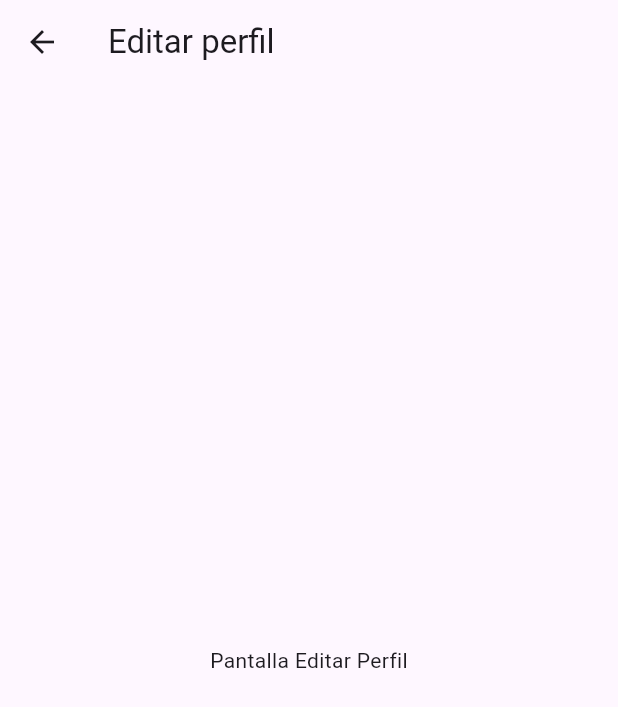
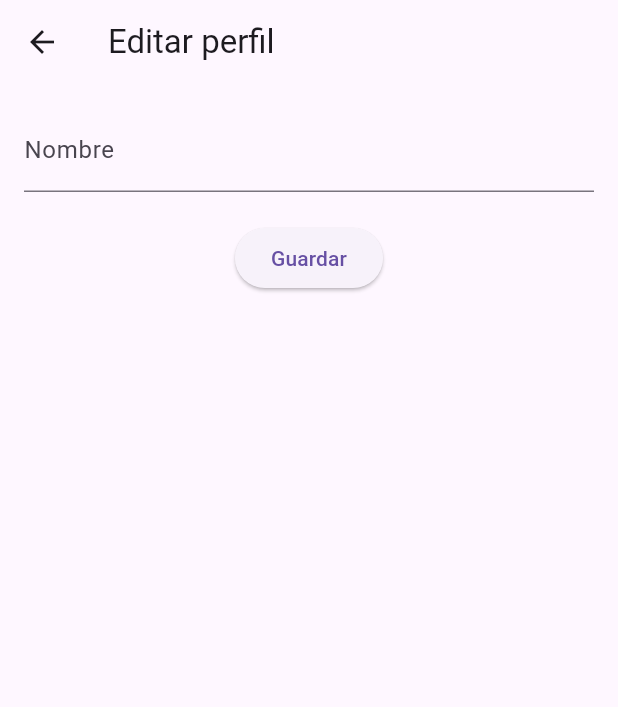
Before and after one commit to JuanHuamaniVasquez/Programacion-para-Dispositivos-Moviles---Juan-Huamani, a Flutter app: the screen it shows after launch, item 4 of the bottom bar chosen, after a tap on "Editar perfil", on a phone screen of 412 x 824 dp. Shown: the top 707 px of the screen. Run offline on Flutter 3.47's test engine with Material 3 defaults, Android fonts, the phone set to English and light mode, and no system bars.

Commit message:
Implementar paso de datos entre pantallas

```diff
--- a/Actividad en Clase - BNavigationBar/lib/main.dart
+++ b/Actividad en Clase - BNavigationBar/lib/main.dart
@@ -1,9 +1,9 @@
 import 'package:flutter/material.dart';
-
+// Punto de entrada del programa Flutter.
 void main() {
   runApp(const MyApp());
 }
-
+// MyApp es el widget principal de la aplicación.
 class MyApp extends StatelessWidget {
   const MyApp({super.key});
 
@@ -26,42 +26,59 @@ class MyHomePage extends StatefulWidget {
 
 class _MyHomePageState extends State<MyHomePage> {
   int _selectedIndex = 0;
-
+  String _nombreUsuario = 'Invitado';
+  // Lista de páginas que se muestran según el índice seleccionado.
+  // 'late final' permite inicializarla una sola vez, pero después de declarar la variable.
   late final List<Widget> _pages = [
     const Center(child: Text('Inicio', style: TextStyle(fontSize: 24))),
     const Center(child: Text('Usuarios', style: TextStyle(fontSize: 24))),
     const Center(child: Text('Configuración', style: TextStyle(fontSize: 24))),
-    Center(
+    _buildPerfilTab(), // La última pestaña es el perfil del usuario.
+  ];
+  // Metodo que construye dinámicamente el contenido de la pestaña "Perfil".
+  // Se usa función aparte para poder reconstruirla cuando cambia el nombre.
+  Widget _buildPerfilTab() {
+    return Center(
       child: Column(
         mainAxisAlignment: MainAxisAlignment.center,
         children: [
-          const Text('Perfil', style: TextStyle(fontSize: 24)),
+          Text('Perfil de $_nombreUsuario', style: const TextStyle(fontSize: 24)),
           const SizedBox(height: 20),
           ElevatedButton(
-            onPressed: () {
-              Navigator.push(
+            // Cuando se presiona, se navega a la pantalla EditarPerfilScreen.
+            onPressed: () async {
+              // Espera el nombre devuelto desde la otra pantalla.
+              final nombre = await Navigator.push(
                 context,
                 MaterialPageRoute(builder: (context) => const EditarPerfilScreen()),
               );
+              // Si el usuario introdujo un nombre y volvió, se actualiza el estado.
+              if (nombre != null) {
+                setState(() {
+                  _nombreUsuario = nombre;
+                  _pages[3] = _buildPerfilTab(); // Se reconstruye la pestaña Perfil.
+                });
+              }
             },
             child: const Text('Editar perfil'),
           ),
         ],
       ),
-    ),
-  ];
-
+    );
+  }
+  // Actualiza el índice cuando el usuario toca una pestaña del BottomNavigationBar.
   void _onItemTapped(int index) {
     setState(() {
       _selectedIndex = index;
     });
   }
-
+  // Metodo principal que define la estructura visual de la pantalla.
   @override
   Widget build(BuildContext context) {
     return Scaffold(
       appBar: AppBar(title: const Text('Ejemplo BottomNavigationBar')),
       body: _pages[_selectedIndex],
+      // Barra de navegación inferior con 4 pestañas.
       bottomNavigationBar: BottomNavigationBar(
         currentIndex: _selectedIndex,
         onTap: _onItemTapped,
@@ -75,16 +92,41 @@ class _MyHomePageState extends State<MyHomePage> {
     );
   }
 }
+// Pantalla secundaria que permite editar el nombre del usuario.
+class EditarPerfilScreen extends StatefulWidget {
+  const EditarPerfilScreen({super.key});
 
-class EditarPerfilScreen extends StatelessWidget {
-  const EditarPerfilScreen({super.key});
+  @override
+  State<EditarPerfilScreen> createState() => _EditarPerfilScreenState();
+}
+
+class _EditarPerfilScreenState extends State<EditarPerfilScreen> {
+  // Controlador para obtener el texto del campo de entrada.
+  final TextEditingController _controller = TextEditingController();
 
   @override
   Widget build(BuildContext context) {
     return Scaffold(
       appBar: AppBar(title: const Text('Editar perfil')),
-      body: const Center(
-        child: Text('Pantalla Editar Perfil'),
+      body: Padding(
+        padding: const EdgeInsets.all(16.0),
+        child: Column(
+          children: [
+            // Campo de texto para escribir el nuevo nombre del usuario.
+            TextField(
+              controller: _controller,
+              decoration: const InputDecoration(labelText: 'Nombre'),
+            ),
+            const SizedBox(height: 20),
+            ElevatedButton(
+              onPressed: () {
+                // Al presionar, se cierra la pantalla y se devuelve el texto introducido.
+                Navigator.pop(context, _controller.text);
+              },
+              child: const Text('Guardar'),
+            ),
+          ],
+        ),
       ),
     );
   }
```
